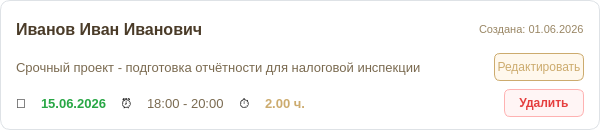
Before: the Qt Designer form client/ui/profile/overtime/overtime_card.ui in lerakaplich/Documents, drawn with Qt 5.
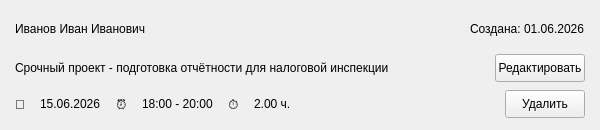
After: the same form once the commit is applied.

Patch:
```diff
--- a/client/ui/profile/overtime/overtime_card.ui
+++ b/client/ui/profile/overtime/overtime_card.ui
@@ -31,13 +31,13 @@
   <property name="styleSheet">
    <string notr="true">
     QFrame#OvertimeCard {
-        background-color: white;
-        border: 1px solid #DEE2E6;
+        background-color: {BG_CARD_ELEVATED};
+        border: 1px solid {BORDER_DEFAULT};
         border-radius: 10px;
     }
     QFrame#OvertimeCard:hover {
-        border: 2px solid #CCAB6E;
-        background-color: #FDFBF7;
+        border: 2px solid {ACCENT_PRIMARY};
+        background-color: {BG_HOVER_ACCENT_SOFT};
     }
    </string>
   </property>
@@ -76,7 +76,7 @@
           </sizepolicy>
          </property>
          <property name="styleSheet">
-          <string notr="true">border: none; font-size: 16px; font-weight: bold; color: #4A3B28; background-color: transparent;</string>
+          <string notr="true">border: none; font-size: 16px; font-weight: bold; color: {TEXT_ACCENT_DARK_STRONG}; background-color: transparent;</string>
          </property>
          <property name="text">
           <string>Иванов Иван Иванович</string>
@@ -99,7 +99,7 @@
        <item>
         <widget class="QLabel" name="labelCreatedAt">
          <property name="styleSheet">
-          <string notr="true">border: none; font-size: 11px; color: #998664; background-color: transparent;</string>
+          <string notr="true">border: none; font-size: 11px; color: {TEXT_ACCENT_SOFT}; background-color: transparent;</string>
          </property>
          <property name="text">
           <string>Создана: 01.06.2026</string>
@@ -122,7 +122,7 @@
           </sizepolicy>
          </property>
          <property name="styleSheet">
-          <string notr="true">border: none; font-size: 13px; color: #7A6A50; background-color: transparent;</string>
+          <string notr="true">border: none; font-size: 13px; color: {TEXT_ACCENT_DARK}; background-color: transparent;</string>
          </property>
          <property name="text">
           <string>Срочный проект - подготовка отчётности для налоговой инспекции</string>
@@ -151,20 +151,20 @@
          </property>
          <property name="styleSheet">
           <string notr="true">
-           QPushButton {
-               background-color: #FFF8ED;
-               color: #CCAB6E;
-               border: 1px solid #CCAB6E;
-               border-radius: 6px;
-               font-size: 12px;
-           }
-           QPushButton:hover {
-               background-color: #CCAB6E;
-               color: white;
-           }
-           QPushButton:pressed {
-               background-color: #998664;
-           }
+            QPushButton {
+                background-color: {BTN_EDIT_BG};
+                color: {ACCENT_PRIMARY};
+                border: 1px solid {ACCENT_PRIMARY};
+                border-radius: 6px;
+                font-size: 12px;
+            }
+            QPushButton:hover {
+                background-color: {ACCENT_PRIMARY};
+                color: {TEXT_ON_ACCENT};
+            }
+            QPushButton:pressed {
+                background-color: {ACCENT_HOVER_SOFT};
+            }
           </string>
          </property>
          <property name="text">
@@ -192,7 +192,7 @@
        <item>
         <widget class="QLabel" name="labelDate">
          <property name="styleSheet">
-          <string notr="true">border: none; font-size: 13px; color: #28a745; font-weight: bold; background-color: transparent;</string>
+          <string notr="true">border: none; font-size: 13px; color: {TEXT_SUCCESS}; font-weight: bold; background-color: transparent;</string>
          </property>
          <property name="text">
           <string>15.06.2026</string>
@@ -212,7 +212,7 @@
        <item>
         <widget class="QLabel" name="labelTime">
          <property name="styleSheet">
-          <string notr="true">border: none; font-size: 13px; color: #7A6A50; background-color: transparent;</string>
+          <string notr="true">border: none; font-size: 13px; color: {TEXT_ACCENT_DARK}; background-color: transparent;</string>
          </property>
          <property name="text">
           <string>18:00 - 20:00</string>
@@ -232,7 +232,7 @@
        <item>
         <widget class="QLabel" name="labelDuration">
          <property name="styleSheet">
-          <string notr="true">border: none; font-size: 13px; color: #CCAB6E; font-weight: bold; background-color: transparent;</string>
+          <string notr="true">border: none; font-size: 13px; color: {ACCENT_PRIMARY}; font-weight: bold; background-color: transparent;</string>
          </property>
          <property name="text">
           <string>2.00 ч.</string>
@@ -271,21 +271,21 @@
          </property>
          <property name="styleSheet">
           <string notr="true">
-           QPushButton {
-               background-color: #FFF5F5;
-               color: #E53E3E;
-               border: 1px solid #FEB2B2;
-               border-radius: 6px;
-               font-size: 12px;
-               font-weight: 500;
-           }
-           QPushButton:hover {
-               background-color: #E53E3E;
-               color: white;
-           }
-           QPushButton:pressed {
-               background-color: #C53030;
-           }
+            QPushButton {
+                background-color: {BTN_DELETE_BG};
+                color: {BTN_DELETE_TEXT};
+                border: 1px solid {BTN_DELETE_BORDER};
+                border-radius: 6px;
+                font-size: 12px;
+                font-weight: 500;
+            }
+            QPushButton:hover {
+                background-color: {BTN_DELETE_TEXT};
+                color: {TEXT_ON_ACCENT};
+            }
+            QPushButton:pressed {
+                background-color: {BTN_DELETE_PRESSED_BG};
+            }
           </string>
          </property>
          <property name="text">
```
